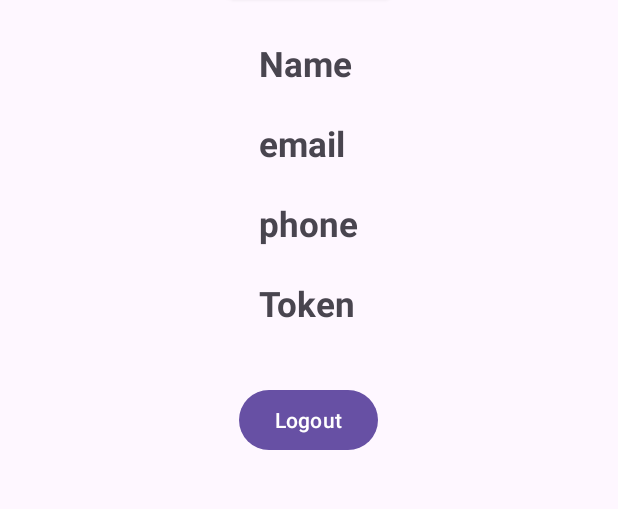
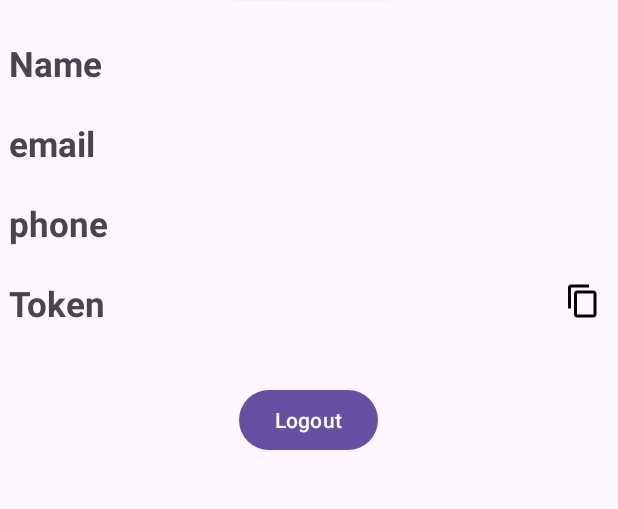
Before and after one commit to arunrajbhar123/firbase-login, an Android app: the layout activity_home.xml on its own in the app's theme, with its tools: preview values and no code run, on a phone screen of 412 x 824 dp, the part 217-726 px from its top. Run offline under Robolectric (Android 15) with nearby library versions, the phone set to English and light mode, and no system bars.

Commit message:
copy token icon

```diff
--- a/app/build.gradle.kts
+++ b/app/build.gradle.kts
@@ -45,5 +45,5 @@ dependencies {
     implementation("com.google.android.gms:play-services-auth:20.7.0")
     implementation(platform("com.google.firebase:firebase-bom:32.5.0"))
     implementation("com.github.bumptech.glide:glide:4.16.0")
-    implementation("com.squareup.picasso:picasso:2.71828")
+    implementation ("com.squareup.picasso:picasso:2.71828")
 }
--- /dev/null
+++ b/app/src/main/res/drawable/baseline_content_copy_24.xml
@@ -0,0 +1,5 @@
+<vector android:height="24dp" android:tint="#000000"
+    android:viewportHeight="24" android:viewportWidth="24"
+    android:width="24dp" xmlns:android="http://schemas.android.com/apk/res/android">
+    <path android:fillColor="@android:color/white" android:pathData="M16,1L4,1c-1.1,0 -2,0.9 -2,2v14h2L4,3h12L16,1zM19,5L8,5c-1.1,0 -2,0.9 -2,2v14c0,1.1 0.9,2 2,2h11c1.1,0 2,-0.9 2,-2L21,7c0,-1.1 -0.9,-2 -2,-2zM19,21L8,21L8,7h11v14z"/>
+</vector>
--- a/app/src/main/res/layout/activity_home.xml
+++ b/app/src/main/res/layout/activity_home.xml
@@ -1,7 +1,11 @@
 <?xml version="1.0" encoding="utf-8"?>
-<RelativeLayout xmlns:android="http://schemas.android.com/apk/res/android"
+<androidx.core.widget.NestedScrollView xmlns:android="http://schemas.android.com/apk/res/android"
     xmlns:app="http://schemas.android.com/apk/res-auto"
     xmlns:tools="http://schemas.android.com/tools"
+    android:layout_width="match_parent"
+    android:layout_height="match_parent">
+
+    <RelativeLayout
         android:layout_width="match_parent"
         android:layout_height="match_parent"
         tools:context=".ui.Home">
@@ -60,15 +64,39 @@
                 android:textSize="23sp"
                 android:textStyle="bold" />
 
+            <androidx.coordinatorlayout.widget.CoordinatorLayout
+                android:layout_width="wrap_content"
+                android:layout_height="wrap_content"
+                android:layout_below="@+id/phone"
+
+                >
+
                 <TextView
                     android:id="@+id/token"
                     android:layout_width="wrap_content"
                     android:layout_height="wrap_content"
-            android:layout_below="@+id/phone"
                     android:layout_marginTop="22dp"
-            android:text="Token"
+                    android:clickable="true"
+                    android:ellipsize="end"
+                    android:ems="@integer/material_motion_duration_medium_1"
+                    android:focusable="true"
+                    android:maxLines="3"
+                    android:text="Token "
                     android:textSize="23sp"
                     android:textStyle="bold" />
+
+                <ImageView
+                    android:id="@+id/copyToken"
+                    android:layout_width="wrap_content"
+                    android:layout_height="wrap_content"
+                    android:layout_margin="5dp"
+                    android:src="@drawable/baseline_content_copy_24"
+                    app:layout_anchor="@id/token"
+                    app:layout_anchorGravity="end|bottom"
+
+
+                    />
+            </androidx.coordinatorlayout.widget.CoordinatorLayout>
         </RelativeLayout>
 
 
@@ -84,3 +112,4 @@
             />
 
     </RelativeLayout>
+</androidx.core.widget.NestedScrollView>
```
Also changed, not shown: app/src/main/java/com/example/loginflow/ui/Home.java (+30 -2 lines), app/src/main/java/com/example/loginflow/ui/Login.java (+7 -1 lines). Lines whose indentation alone changed are shown as unchanged.
